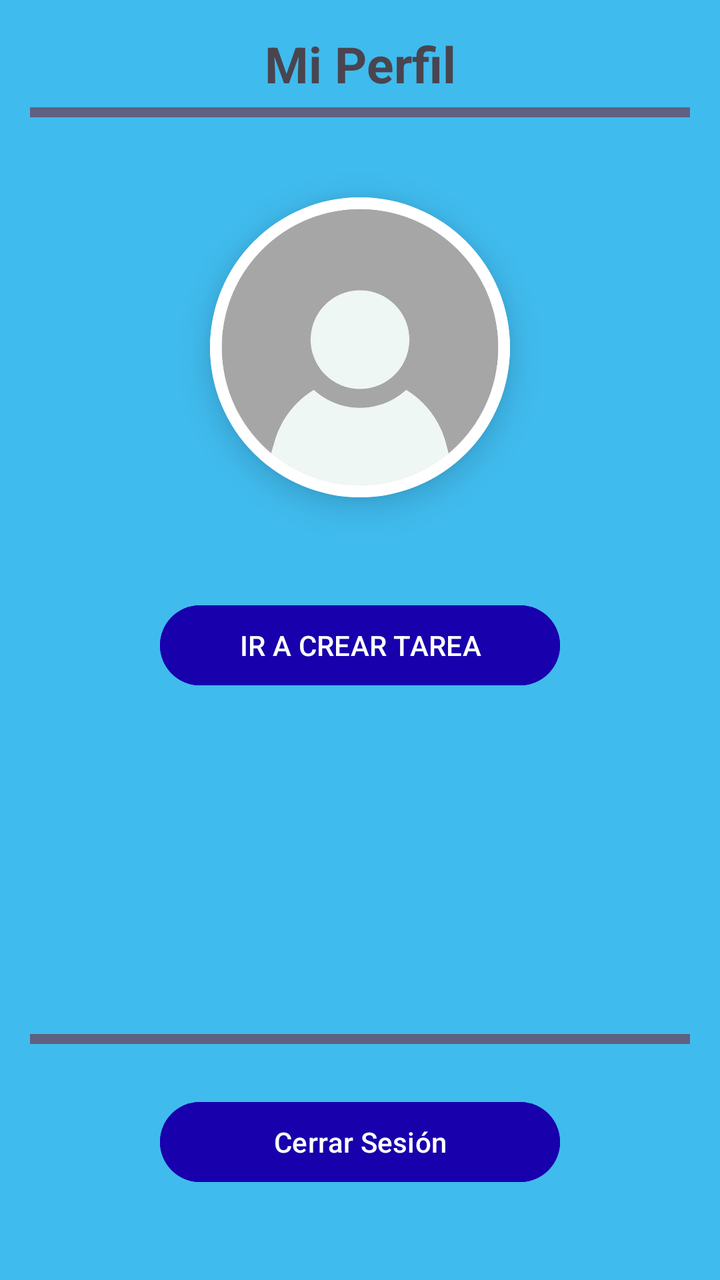
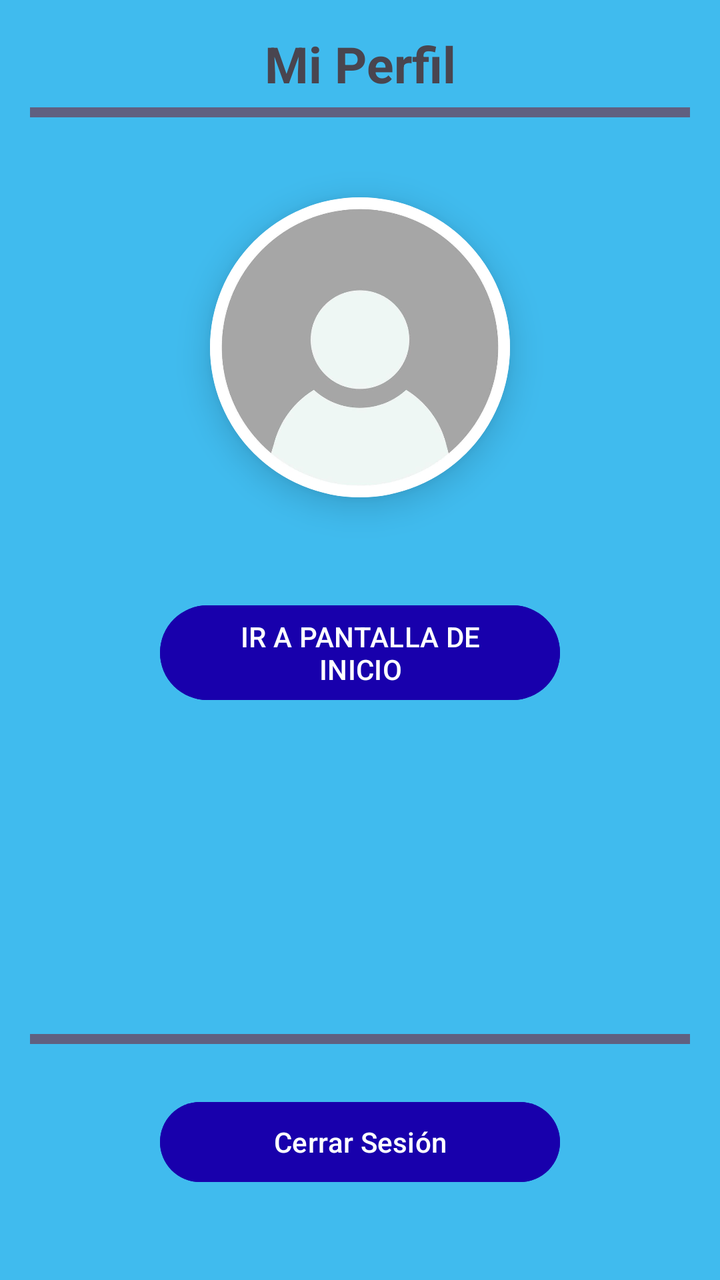

Screens rendered from an Android XML layout before and after an edit, with the pre-edit source and the edit as a unified diff.
<!-- AndroidManifest.xml: application theme Theme.SuperSexiBoys -->
<!-- res/layout/activity_logueado.xml -->
<?xml version="1.0" encoding="utf-8"?>
<androidx.constraintlayout.widget.ConstraintLayout xmlns:android="http://schemas.android.com/apk/res/android"
    xmlns:app="http://schemas.android.com/apk/res-auto"
    xmlns:tools="http://schemas.android.com/tools"
    android:id="@+id/main"
    android:layout_width="match_parent"
    android:layout_height="match_parent"
    android:background="@color/celeste"
    android:padding="15dp"
    tools:context=".LogueadoActivity">

    <TextView
        android:id="@+id/tituloPerfil"
        android:layout_width="match_parent"
        android:layout_height="wrap_content"
        android:gravity="center"
        android:text="Mi Perfil"
        android:textSize="25sp"
        android:textStyle="bold"
        app:layout_constraintEnd_toEndOf="parent"
        app:layout_constraintStart_toStartOf="parent"
        app:layout_constraintTop_toTopOf="parent" />

    <TextView
        android:id="@+id/linea_superior"
        android:layout_width="match_parent"
        android:layout_height="5dp"
        android:layout_marginTop="5dp"
        android:layout_marginBottom="5dp"
        android:background="@color/plomo_oscuro"
        app:layout_constraintTop_toBottomOf="@+id/tituloPerfil"/>

    <androidx.cardview.widget.CardView
        android:id="@+id/cardPerfil"
        android:layout_width="wrap_content"
        android:layout_height="wrap_content"
        android:layout_marginTop="40dp"
        app:cardCornerRadius="75dp"
        app:cardElevation="10dp"
        app:layout_constraintTop_toBottomOf="@+id/linea_superior"
        app:layout_constraintStart_toStartOf="parent"
        app:layout_constraintEnd_toEndOf="parent">

        <ImageView
            android:id="@+id/imgPerfilUsuario"
            android:layout_width="150dp"
            android:layout_height="150dp"
            android:scaleType="centerCrop"
            android:src="@drawable/perfilvacio" />
    </androidx.cardview.widget.CardView>

    <Button
        android:id="@+id/btnIrACrearTarea"
        android:layout_width="200dp"
        android:layout_height="wrap_content"
        android:layout_marginTop="50dp"
        android:text="IR A CREAR TAREA"
        android:backgroundTint="@color/azul_oscuro"
        app:layout_constraintTop_toBottomOf="@+id/cardPerfil"
        app:layout_constraintStart_toStartOf="parent"
        app:layout_constraintEnd_toEndOf="parent"/>

    <TextView
        android:layout_width="match_parent"
        android:layout_height="5dp"
        android:layout_marginBottom="25dp"
        android:background="@color/plomo_oscuro"
        app:layout_constraintBottom_toTopOf="@+id/desloguearse"/>

    <Button
        android:id="@+id/desloguearse"
        android:layout_width="200dp"
        android:layout_height="wrap_content"
        android:layout_margin="30dp"
        android:text="@string/cerrar_sesion"
        android:backgroundTint="@color/azul_oscuro"
        app:layout_constraintStart_toStartOf="parent"
        app:layout_constraintEnd_toEndOf="parent"
        app:layout_constraintBottom_toBottomOf="parent" />

</androidx.constraintlayout.widget.ConstraintLayout>
<!-- resources referenced by this layout -->
<resources>
  <color name="azul_oscuro">#1800AC</color>
  <color name="celeste">#40BBEE</color>
  <color name="plomo_oscuro">#606080</color>
  <!-- drawable perfilvacio: jpg bitmap (drawable, 13526 bytes) -->
  <string name="cerrar_sesion">Cerrar Sesión</string>
  <style name="Theme.SuperSexiBoys" parent="Base.Theme.SuperSexiBoys" />
  <style name="Base.Theme.SuperSexiBoys" parent="Theme.Material3.DayNight.NoActionBar">
          
          
      </style>
</resources>

<!-- the commit's change to res/layout/activity_logueado.xml (unified diff, before → after) -->
@@ -14,7 +14,7 @@
         android:layout_width="match_parent"
         android:layout_height="wrap_content"
         android:gravity="center"
-        android:text="Mi Perfil"
+        android:text="@string/mi_perfil"
         android:textSize="25sp"
         android:textStyle="bold"
         app:layout_constraintEnd_toEndOf="parent"
@@ -50,11 +50,11 @@
     </androidx.cardview.widget.CardView>
 
     <Button
-        android:id="@+id/btnIrACrearTarea"
+        android:id="@+id/btnIrAPantallaInicio"
         android:layout_width="200dp"
         android:layout_height="wrap_content"
         android:layout_marginTop="50dp"
-        android:text="IR A CREAR TAREA"
+        android:text="@string/ir_a_pantalla_de_inicio"
         android:backgroundTint="@color/azul_oscuro"
         app:layout_constraintTop_toBottomOf="@+id/cardPerfil"
         app:layout_constraintStart_toStartOf="parent"
<!-- resource entries referenced after the edit -->
@@ -5,6 +5,8 @@
   <color name="plomo_oscuro">#606080</color>
   <!-- drawable perfilvacio: jpg bitmap (drawable, 13526 bytes) -->
   <string name="cerrar_sesion">Cerrar Sesión</string>
+  <string name="ir_a_pantalla_de_inicio">IR A PANTALLA DE INICIO</string>
+  <string name="mi_perfil">Mi Perfil</string>
   <style name="Theme.SuperSexiBoys" parent="Base.Theme.SuperSexiBoys" />
   <style name="Base.Theme.SuperSexiBoys" parent="Theme.Material3.DayNight.NoActionBar">
           
